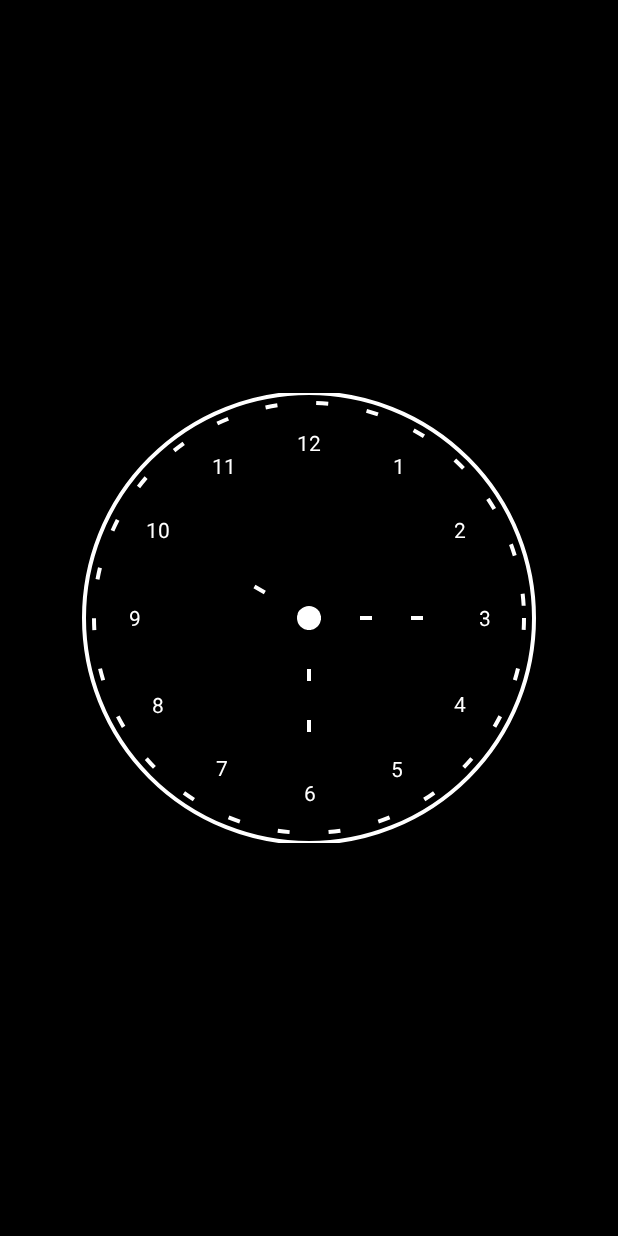
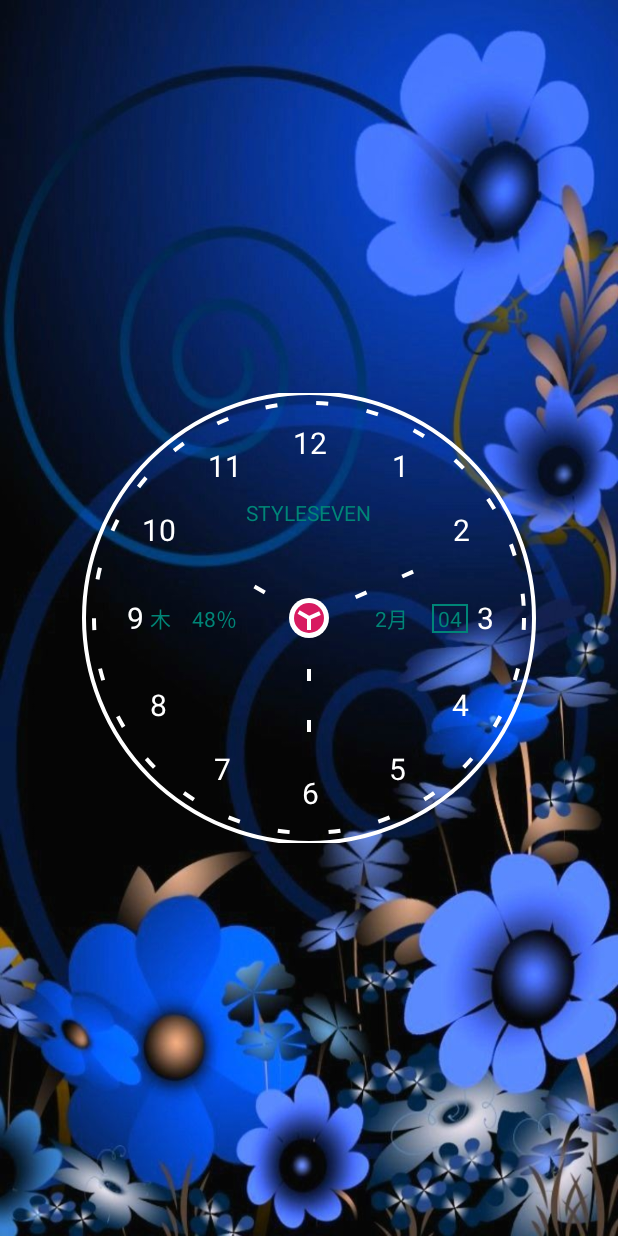
Before and after one commit to cosmosssjp/AndroidAnalogClock, an Android app: the layout activity_main.xml on its own in the app's theme, with its tools: preview values and no code run, on a phone screen of 412 x 824 dp. Run offline under Robolectric (Android 15) with nearby library versions, the phone set to English and light mode, and no system bars.

Commit message:
Change clock style

```diff
--- a/app/src/main/java/com/example/analogclock/CustomAnalogClock.java
+++ b/app/src/main/java/com/example/analogclock/CustomAnalogClock.java
@@ -7,11 +7,13 @@ import android.graphics.Color;
 import android.graphics.DashPathEffect;
 import android.graphics.Paint;
 import android.graphics.Rect;
+import android.os.Build;
 import android.util.AttributeSet;
 import android.util.TypedValue;
 import android.view.View;
 
 
+import androidx.annotation.RequiresApi;
 
 import java.util.Calendar;
 
@@ -36,16 +38,16 @@ public class CustomAnalogClock extends View {
         super(context, attrs, defStyleAttr);
     }
 
+    @RequiresApi(api = Build.VERSION_CODES.M)
     @Override
     protected void onDraw(Canvas canvas) {
         if (!isInit) {
             initializeClock();
         }
-        canvas.drawColor(Color.BLACK);
+//        canvas.drawColor(Color.BLACK);
+        canvas.drawColor(Color.TRANSPARENT);
         drawCircleBorder(canvas);
-//        drawMiliCircleBorder(canvas);
         drawClockCenter(canvas);
-//        drawMiliClockCenter(canvas);
         drawNumericHourBorder(canvas);
         drawClockHands(canvas);
         drawOuterCircleBorder(canvas);
@@ -108,21 +110,20 @@ public class CustomAnalogClock extends View {
         canvas.drawCircle((2 * mWidth) / 3, mHeight / 2  , miliRadius + mPadding - 10, mPaint);
     }
 
+    @RequiresApi(api = Build.VERSION_CODES.M)
     private void drawClockCenter(Canvas canvas) {
         mPaint.setStyle(Paint.Style.FILL);
         SharedClockColor();
-        canvas.drawCircle(mWidth / 2, mHeight / 2, 12, mPaint);
-    }
+        canvas.drawCircle(mWidth / 2, mHeight / 2, 20, mPaint);
 
-    private void drawMiliClockCenter(Canvas canvas) {
         mPaint.setStyle(Paint.Style.FILL);
-        SharedClockColor();
-        canvas.drawCircle((2 * mWidth) / 3, mHeight / 2, 12, mPaint);
+        mPaint.setColor(getContext().getColor(R.color.colorAccent));
+        canvas.drawCircle(mWidth / 2, mHeight / 2, 15, mPaint);
     }
 
     private void drawNumericHourBorder(Canvas canvas) {
         int fontSize = (int) TypedValue
-                .applyDimension(TypedValue.COMPLEX_UNIT_SP, 14, getResources().getDisplayMetrics());
+                .applyDimension(TypedValue.COMPLEX_UNIT_SP, 20, getResources().getDisplayMetrics());
         mPaint.setTextSize(fontSize);
         SharedHandColor();
         for (int hour : mClockHours) {
@@ -142,7 +143,6 @@ public class CustomAnalogClock extends View {
         drawHandLine(canvas, (hour + calendar.get(Calendar.MINUTE) / 60) * 5f, true, false);
         drawHandLine(canvas, calendar.get(Calendar.MINUTE), false, false);
         drawHandLine(canvas, calendar.get(Calendar.SECOND), false, true);
-        drawMilliHandLine(canvas, calendar.get(Calendar.MILLISECOND) / 16.89, true);
     }
 
     private void drawHandLine(Canvas canvas, double moment, boolean isHour, boolean isSecond) {
@@ -151,18 +151,9 @@ public class CustomAnalogClock extends View {
                 isHour ? mRadius - mHandTruncation - mHourHandTruncation : mRadius - mHandTruncation;
         if (isSecond)
         SharedHandColor();
+        mPaint.setStyle(Paint.Style.STROKE);
         canvas
                 .drawLine(mWidth / 2, mHeight / 2, (float) (mWidth / 2 + Math.cos(angle) * handRadius),
                         (float) (mHeight / 2 + Math.sin(angle) * handRadius), mPaint);
     }
-
-    private void drawMilliHandLine(Canvas canvas, double moment, boolean isMillisecond) {
-//        double angle = Math.PI * moment / 30 - Math.PI / 2;
-//        int millihandRadius = miliRadius - mMilliHandTruncation;
-//        if (isMillisecond)
-//        SharedHandColor();
-//        canvas
-//                .drawLine((2 * mWidth) / 3, mHeight / 2, (float) ((2 * mWidth) / 3 + Math.cos(angle) * millihandRadius),
-//                        (float) ((mHeight) / 2 + Math.sin(angle) * millihandRadius), mPaint);
-    }
 }
--- a/app/src/main/java/com/example/analogclock/MainActivity.java
+++ b/app/src/main/java/com/example/analogclock/MainActivity.java
@@ -22,7 +22,7 @@ public class MainActivity extends AppCompatActivity {
         setContentView(R.layout.activity_main);
 
         timerbtn = findViewById(R.id.timer);
-        spinner = findViewById(R.id.spinner);
+//        spinner = findViewById(R.id.spinner);
 
         timerbtn.setOnClickListener(new View.OnClickListener() {
             @Override
@@ -32,9 +32,9 @@ public class MainActivity extends AppCompatActivity {
             }
         });
 
-        String[] items = getResources().getStringArray(R.array.my_array);
-        ArrayAdapter myAdapter = new ArrayAdapter(this, R.layout.support_simple_spinner_dropdown_item, items);
-        spinner.setAdapter(myAdapter);
+//        String[] items = getResources().getStringArray(R.array.my_array);
+//        ArrayAdapter myAdapter = new ArrayAdapter(this, R.layout.support_simple_spinner_dropdown_item, items);
+//        spinner.setAdapter(myAdapter);
     }
 
     public boolean onCreateOptionsMenu(Menu menu) {
--- /dev/null
+++ b/app/src/main/res/drawable/border.xml
@@ -0,0 +1,5 @@
+<?xml version="1.0" encoding="utf-8"?>
+<shape xmlns:android="http://schemas.android.com/apk/res/android" android:shape="rectangle" >
+    <solid android:color="@android:color/transparent" />
+    <stroke android:width="1dip" android:color="@color/colorPrimary"/>
+</shape>
--- a/app/src/main/res/layout/activity_main.xml
+++ b/app/src/main/res/layout/activity_main.xml
@@ -7,11 +7,7 @@
     android:layout_centerInParent="true"
     android:layout_centerHorizontal="true"
     android:layout_gravity="center|center_horizontal|center_vertical"
-    android:background="#000000"
     android:gravity="center_horizontal"
-    android:paddingLeft="@dimen/activity_horizontal_margin"
-    android:paddingRight="@dimen/activity_horizontal_margin"
-    android:paddingBottom="@dimen/activity_vertical_margin"
     tools:context=".MainActivity">
 
     <androidx.constraintlayout.widget.ConstraintLayout
@@ -20,23 +16,79 @@
         android:layout_height="wrap_content"
         android:layout_centerInParent="true">
 
+        <ImageView
+            android:layout_width="match_parent"
+            android:layout_height="match_parent"
+            android:scaleType="fitXY"
+            android:src="@drawable/background">
+        </ImageView>
+
+        <TextView
+            android:id="@+id/percent"
+            android:layout_width="wrap_content"
+            android:layout_height="wrap_content"
+            app:layout_constraintStart_toStartOf="parent"
+            app:layout_constraintTop_toTopOf="parent"
+            app:layout_constraintBottom_toBottomOf="parent"
+            android:layout_marginStart="100dp"
+            android:text="木　48％"
+            android:textColor="@color/colorPrimary">
+        </TextView>
+
+        <TextView
+            android:layout_width="wrap_content"
+            android:layout_height="wrap_content"
+            app:layout_constraintEnd_toEndOf="parent"
+            app:layout_constraintTop_toTopOf="parent"
+            app:layout_constraintBottom_toBottomOf="parent"
+            android:layout_marginEnd="140dp"
+            android:text="2月"
+            android:textColor="@color/colorPrimary">
+        </TextView>
+
+        <TextView
+            android:layout_width="wrap_content"
+            android:layout_height="wrap_content"
+            app:layout_constraintEnd_toEndOf="parent"
+            app:layout_constraintTop_toTopOf="parent"
+            app:layout_constraintBottom_toBottomOf="parent"
+            android:layout_marginEnd="100dp"
+            android:background="@drawable/border"
+            android:paddingStart="4dp"
+            android:paddingEnd="4dp"
+            android:text="04"
+            android:textColor="@color/colorPrimary">
+        </TextView>
+
+        <TextView
+            android:layout_width="wrap_content"
+            android:layout_height="wrap_content"
+            app:layout_constraintStart_toStartOf="parent"
+            app:layout_constraintEnd_toEndOf="parent"
+            app:layout_constraintBottom_toTopOf="@+id/percent"
+            android:layout_marginBottom="50dp"
+            android:text="STYLESEVEN"
+            android:textColor="@color/colorPrimary">
+        </TextView>
+
         <com.example.analogclock.CustomAnalogClock
             android:id="@+id/canvas"
             android:layout_width="wrap_content"
             android:layout_height="300dp"
             app:layout_constraintStart_toStartOf="parent"
             app:layout_constraintEnd_toEndOf="parent"
-            app:layout_constraintTop_toTopOf="parent"/>
+            app:layout_constraintTop_toTopOf="parent"
+            app:layout_constraintBottom_toBottomOf="parent"/>
 
-        <Spinner
-            android:id="@+id/spinner"
-            android:background="@drawable/spinner_background"
-            android:layout_width="wrap_content"
-            android:layout_height="30dp"
-            app:layout_constraintStart_toStartOf="@id/canvas"
-            app:layout_constraintTop_toTopOf="parent"
-            app:layout_constraintBottom_toBottomOf="parent"
-            android:layout_marginStart="50dp" />
+<!--        <Spinner-->
+<!--            android:id="@+id/spinner"-->
+<!--            android:background="@drawable/spinner_background"-->
+<!--            android:layout_width="wrap_content"-->
+<!--            android:layout_height="30dp"-->
+<!--            app:layout_constraintStart_toStartOf="@id/canvas"-->
+<!--            app:layout_constraintTop_toTopOf="parent"-->
+<!--            app:layout_constraintBottom_toBottomOf="parent"-->
+<!--            android:layout_marginStart="50dp" />-->
 
     </androidx.constraintlayout.widget.ConstraintLayout>
 
```
Also changed, not shown: app/src/main/res/drawable/background.jpg (added).
